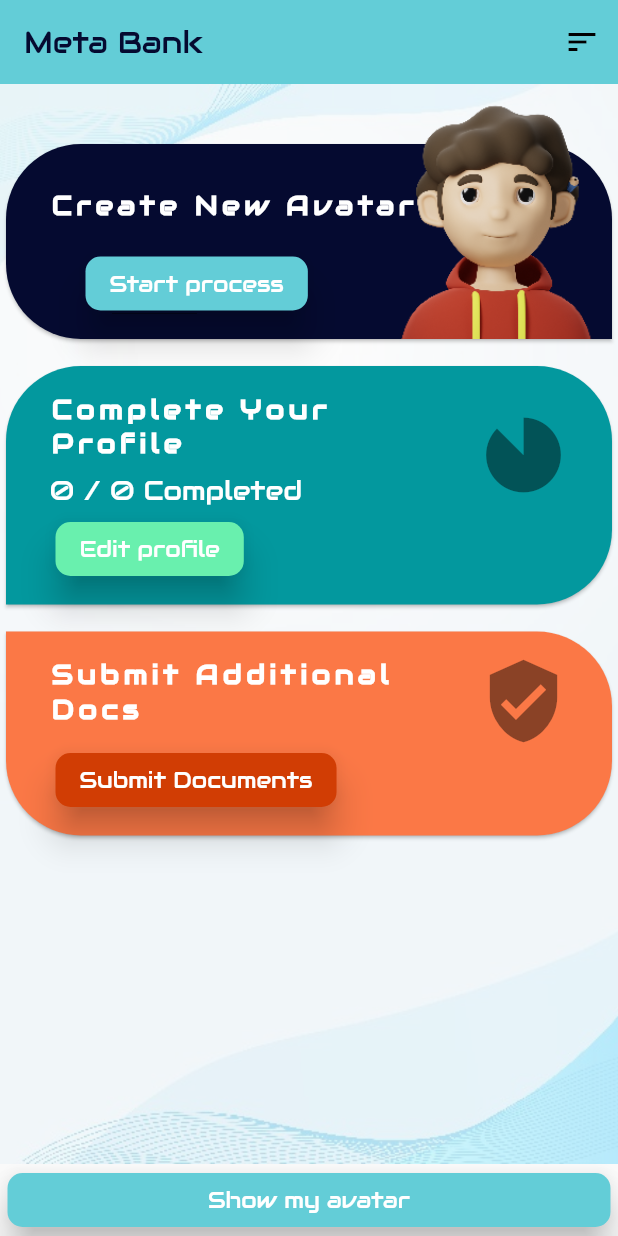
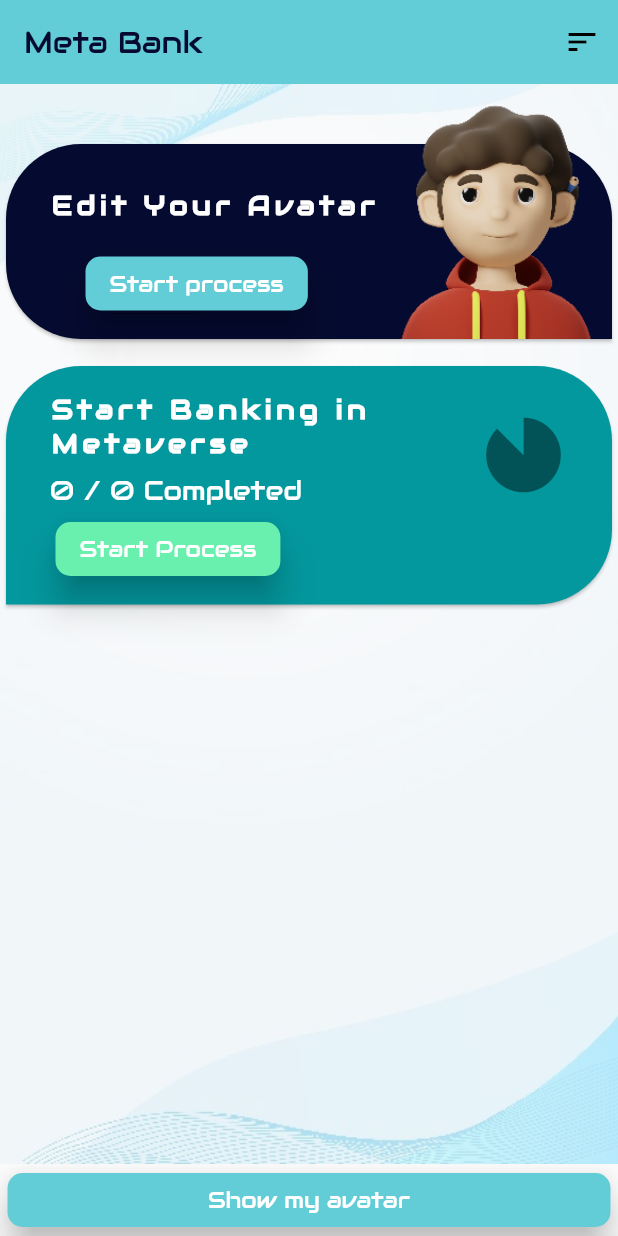
Before and after one commit to ViduraErandika/MetaBank-app, a Flutter app: the DashboardScreen screen opened directly, on a phone screen of 412 x 824 dp. Run offline on Flutter 3.47's test engine with Material 2 defaults, Android fonts, the phone set to English and light mode, and no system bars; our stand-ins replace cloud_firestore, firebase_auth, firebase_core, firebase_storage, flutter_image_compress, font_awesome_flutter and 8 more; missing offline and left inert: block_ui, cool_stepper, flutter_webview_pro; accounts and stored records are empty.

```diff
--- a/lib/main.dart
+++ b/lib/main.dart
@@ -5,6 +5,7 @@ import 'package:gaspal/screens/welcome_screen.dart';
 import 'package:gaspal/services/firebase_controller.dart';
 import 'package:google_fonts/google_fonts.dart';
 import 'package:provider/provider.dart';
+import 'package:gaspal/screens/start_screen.dart';
 
 void main() async {
   WidgetsFlutterBinding.ensureInitialized();
@@ -30,9 +31,7 @@ class MyApp extends StatelessWidget {
 
           return MaterialApp(
             debugShowCheckedModeBanner: false,
-            home: (auth.firebaseUser == null)
-                ? WelcomeScreen()
-                : const DashboardScreen(),
+            home: (auth.firebaseUser == null) ? WelcomeScreen() : StartScreen(),
           );
         },
       ),
--- a/lib/screens/dashboard_screen.dart
+++ b/lib/screens/dashboard_screen.dart
@@ -115,7 +115,7 @@ class _DashboardScreenState extends State<DashboardScreen> {
                             children: [
                               const ListTile(
                                 title: Text(
-                                  'Create New Avatar',
+                                  'Edit Your Avatar',
                                   style: TextStyle(
                                       color: Colors.white,
                                       fontSize: 18,
@@ -185,7 +185,7 @@ class _DashboardScreenState extends State<DashboardScreen> {
                             title: const Padding(
                               padding: EdgeInsets.only(bottom: 8.0),
                               child: Text(
-                                'Complete Your Profile',
+                                'Start Banking in Metaverse',
                                 style: TextStyle(
                                     color: Colors.white,
                                     fontSize: 18,
@@ -224,7 +224,7 @@ class _DashboardScreenState extends State<DashboardScreen> {
                                       borderRadius: BorderRadius.all(
                                           Radius.circular(10)))),
                               child: const Text(
-                                'Edit profile',
+                                'Start Process',
                                 style: TextStyle(
                                   color: Colors.white,
                                   fontSize: 15,
@@ -240,62 +240,62 @@ class _DashboardScreenState extends State<DashboardScreen> {
                   const SizedBox(
                     height: 10,
                   ),
-                  Card(
-                    color: kSecRed,
-                    shape: const RoundedRectangleBorder(
-                        borderRadius: BorderRadius.only(
-                            // topLeft: Radius.circular(50),
-                            topRight: Radius.circular(50),
-                            bottomRight: Radius.circular(50),
-                            bottomLeft: Radius.circular(50))),
-                    child: Padding(
-                      padding: const EdgeInsets.symmetric(
-                          vertical: 13.0, horizontal: 13.0),
-                      child: Column(
-                        crossAxisAlignment: CrossAxisAlignment.start,
-                        children: [
-                          const ListTile(
-                            title: Padding(
-                              padding: EdgeInsets.only(bottom: 8.0),
-                              child: Text(
-                                'Submit Additional Docs',
-                                style: TextStyle(
-                                    color: Colors.white,
-                                    fontSize: 18,
-                                    fontFamily: 'AudioWide',
-                                    fontWeight: FontWeight.bold,
-                                    letterSpacing: 3),
-                              ),
-                            ),
-                            trailing: Icon(
-                              Icons.verified_user,
-                              size: 60,
-                            ),
-                          ),
-                          Padding(
-                            padding: const EdgeInsets.only(left: 20),
-                            child: ElevatedButton(
-                              onPressed: () {},
-                              style: ElevatedButton.styleFrom(
-                                  backgroundColor: kFstred,
-                                  elevation: 10,
-                                  shape: const RoundedRectangleBorder(
-                                      borderRadius: BorderRadius.all(
-                                          Radius.circular(10)))),
-                              child: const Text(
-                                'Submit Documents',
-                                style: TextStyle(
-                                  color: Colors.white,
-                                  fontSize: 15,
-                                  fontFamily: 'AudioWide',
-                                ),
-                              ),
-                            ),
-                          ),
-                        ],
-                      ),
-                    ),
-                  ),
+                  // Card(
+                  //   color: kSecRed,
+                  //   shape: const RoundedRectangleBorder(
+                  //       borderRadius: BorderRadius.only(
+                  //           // topLeft: Radius.circular(50),
+                  //           topRight: Radius.circular(50),
+                  //           bottomRight: Radius.circular(50),
+                  //           bottomLeft: Radius.circular(50))),
+                  //   child: Padding(
+                  //     padding: const EdgeInsets.symmetric(
+                  //         vertical: 13.0, horizontal: 13.0),
+                  //     child: Column(
+                  //       crossAxisAlignment: CrossAxisAlignment.start,
+                  //       children: [
+                  //         const ListTile(
+                  //           title: Padding(
+                  //             padding: EdgeInsets.only(bottom: 8.0),
+                  //             child: Text(
+                  //               'Submit Additional Docs',
+                  //               style: TextStyle(
+                  //                   color: Colors.white,
+                  //                   fontSize: 18,
+                  //                   fontFamily: 'AudioWide',
+                  //                   fontWeight: FontWeight.bold,
+                  //                   letterSpacing: 3),
+                  //             ),
+                  //           ),
+                  //           trailing: Icon(
+                  //             Icons.verified_user,
+                  //             size: 60,
+                  //           ),
+                  //         ),
+                  //         Padding(
+                  //           padding: const EdgeInsets.only(left: 20),
+                  //           child: ElevatedButton(
+                  //             onPressed: () {},
+                  //             style: ElevatedButton.styleFrom(
+                  //                 backgroundColor: kFstred,
+                  //                 elevation: 10,
+                  //                 shape: const RoundedRectangleBorder(
+                  //                     borderRadius: BorderRadius.all(
+                  //                         Radius.circular(10)))),
+                  //             child: const Text(
+                  //               'Submit Documents',
+                  //               style: TextStyle(
+                  //                 color: Colors.white,
+                  //                 fontSize: 15,
+                  //                 fontFamily: 'AudioWide',
+                  //               ),
+                  //             ),
+                  //           ),
+                  //         ),
+                  //       ],
+                  //     ),
+                  //   ),
+                  // ),
                 ],
               ),
             ],
```
Also changed, not shown: lib/screens/startBank_screen.dart (added, +77 -0 lines), lib/screens/start_screen.dart (added, +86 -0 lines), lib/screens/webview_screen.dart (+7 -1 lines), lib/services/web_client.dart (added, +18 -0 lines), images/onboard.png (added), images/welcome.png (added).
